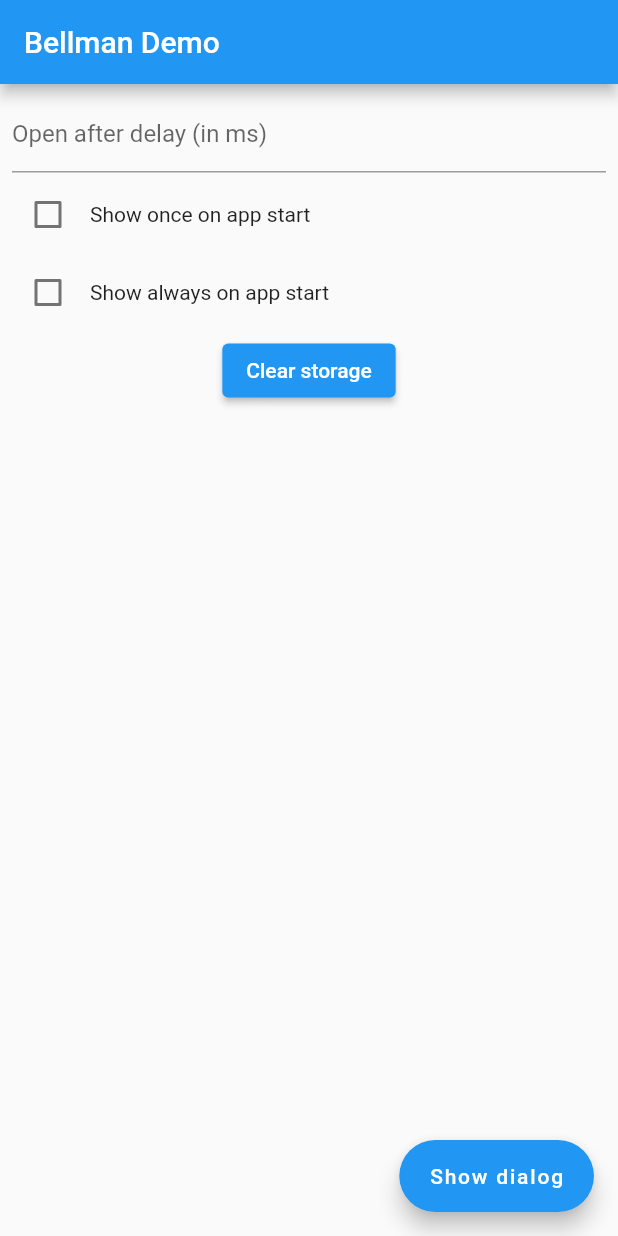
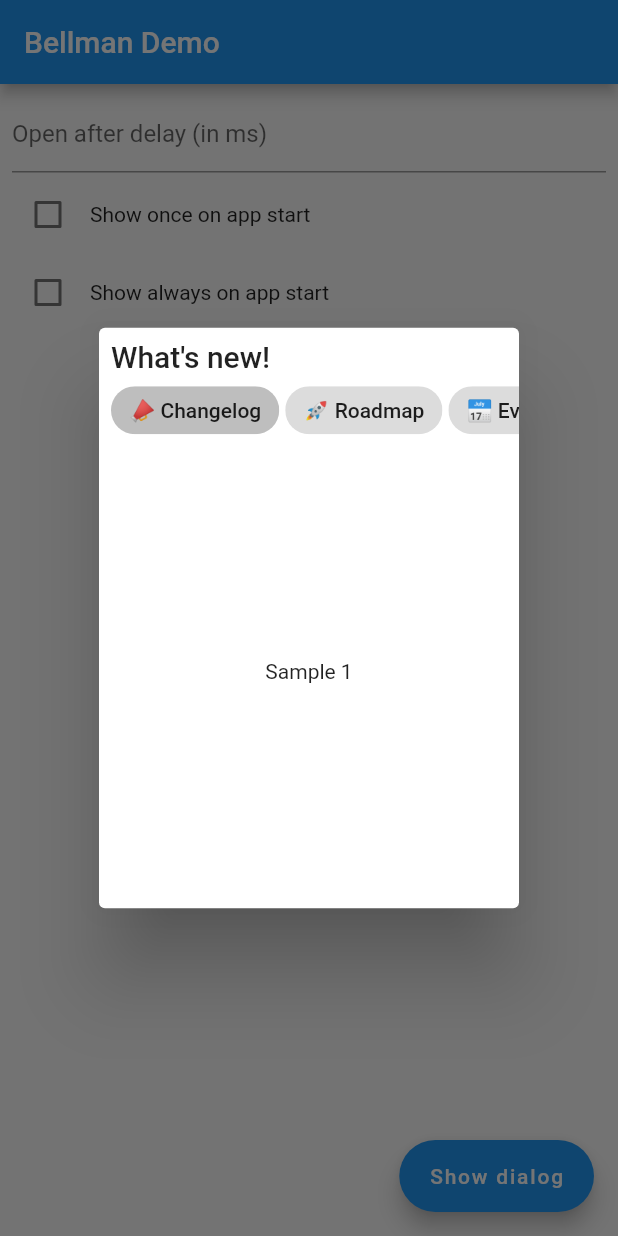
Before and after one commit to flikkr/bellman, a Flutter app: the screen it shows after launch, on a phone screen of 412 x 824 dp. Run offline on Flutter 3.47's test engine with Material 2 defaults, Android fonts, the phone set to English and light mode, and no system bars; our stand-ins replace shared_preferences.

Commit message:
Added functional selectable chips to dialog

```diff
--- a/example/lib/main.dart
+++ b/example/lib/main.dart
@@ -1,8 +1,10 @@
-import 'package:bellman/util/bellman_data.dart';
-import 'package:example/checkbox_field.dart';
+import 'package:bellman/data/bellman_category.dart';
+import 'package:bellman/data/bellman_data.dart';
 import 'package:flutter/material.dart';
 import 'package:bellman/bellman.dart';
 import 'package:shared_preferences/shared_preferences.dart';
+
+import 'checkbox_field.dart';
 
 late final SharedPreferences sharedPref;
 
@@ -54,7 +56,6 @@ class _MyHomePageState extends State<MyHomePage> {
   @override
   void initState() {
     super.initState();
-
     final showAfterDuration = sharedPref.getInt(showAfterDurationKey);
 
     bellmanConfig = bellmanConfig.copyWith(
@@ -68,9 +69,25 @@ class _MyHomePageState extends State<MyHomePage> {
 
   @override
   Widget build(BuildContext context) {
-    return Bellman(
+    return BellmanWidget(
       config: bellmanConfig,
-      data: BellmanData(title: "", categories: []),
+      data: BellmanData(
+        title: "What's new!",
+        categories: [
+          BellmanCategory(
+            displayTitle: "📣 Changelog",
+            content: BellmanMarkdown("Sample 1"),
+          ),
+          BellmanCategory(
+            displayTitle: "🚀 Roadmap",
+            content: BellmanMarkdown("Sample 2"),
+          ),
+          BellmanCategory(
+            displayTitle: "📅 Events",
+            content: BellmanMarkdown("Sample 3"),
+          ),
+        ],
+      ),
       child: Scaffold(
         appBar: AppBar(
           title: Text(widget.title),
@@ -131,12 +148,16 @@ class _MyHomePageState extends State<MyHomePage> {
             ],
           ),
         ),
-        floatingActionButton: FloatingActionButton.extended(
-          onPressed: () {
-            showBellmanDialog(context: context);
-          },
-          label: const Text('Show dialog'),
-        ),
+        floatingActionButton: Test(),
+        // floatingActionButton: FloatingActionButton.extended(
+        //   onPressed: () {
+        //     print(Bellman.maybeOf(context));
+        //     // showBellmanDialog(
+        //     //   context: context,
+        //     // );
+        //   },
+        //   label: const Text('Show dialog'),
+        // ),
       ),
     );
   }
@@ -149,3 +170,17 @@ class _MyHomePageState extends State<MyHomePage> {
     );
   }
 }
+
+class Test extends StatelessWidget {
+  const Test({super.key});
+
+  @override
+  Widget build(BuildContext context) {
+    return FloatingActionButton.extended(
+      onPressed: () {
+        showBellmanDialog(context: context);
+      },
+      label: const Text('Show dialog'),
+    );
+  }
+}
--- a/lib/bellman.dart
+++ b/lib/bellman.dart
@@ -1,6 +1,9 @@
 library bellman_sdk;
 
 export 'package:bellman/components/bellman_dialog.dart' show BellmanDialog;
-export 'package:bellman/components/bellman_widget.dart' show Bellman;
+export 'package:bellman/components/bellman_widget.dart' show BellmanWidget;
+export 'package:bellman/components/bellman_provider.dart' show Bellman;
+export 'package:bellman/data/content/bellman_markdown.dart' show BellmanMarkdown;
+export 'package:bellman/data/content/bellman_changelog.dart' show BellmanChangelog;
 export 'package:bellman/util/bellman_config.dart' show BellmanConfig;
 export 'package:bellman/components/show_dialog.dart' show showBellmanDialog;
--- a/lib/components/bellman_dialog.dart
+++ b/lib/components/bellman_dialog.dart
@@ -1,12 +1,48 @@
+import 'package:bellman/components/bellman_dialog_content.dart';
+import 'package:bellman/theme/bellman_style.dart';
+import 'package:bellman/theme/constants.dart';
 import 'package:flutter/material.dart';
+import 'package:bellman/data/bellman_data.dart';
 
 class BellmanDialog extends StatelessWidget {
-  const BellmanDialog({super.key});
+  final BellmanData data;
+  final BellmanStyle? style;
+
+  const BellmanDialog({
+    super.key,
+    required this.data,
+    this.style,
+  });
 
   @override
   Widget build(BuildContext context) {
-    return const Dialog(
-      child: Text('Hello world'),
+    final _style = style ?? BellmanStyle();
+    final screenSize = MediaQuery.of(context).size;
+
+    return Dialog(
+      child: SizedBox(
+        width: 100,
+        child: Column(
+          crossAxisAlignment: CrossAxisAlignment.start,
+          mainAxisSize: MainAxisSize.min,
+          children: [
+            Padding(
+              padding: const EdgeInsets.only(
+                left: paddingValue,
+                right: paddingValue,
+                top: paddingValue,
+              ),
+              child: Text(
+                data.title,
+                style: Theme.of(context).textTheme.titleLarge,
+              ),
+            ),
+            BellmanDialogContent(
+              categories: data.categories,
+            ),
+          ],
+        ),
+      ),
     );
   }
 }
--- /dev/null
+++ b/lib/components/bellman_dialog_content.dart
@@ -0,0 +1,85 @@
+import 'package:bellman/data/bellman_category.dart';
+import 'package:bellman/theme/constants.dart';
+import 'package:flutter/material.dart';
+import 'package:flutter/src/widgets/placeholder.dart';
+
+class BellmanDialogContent extends StatefulWidget {
+  final List<BellmanCategory> categories;
+
+  const BellmanDialogContent({
+    super.key,
+    required this.categories,
+  });
+
+  @override
+  State<BellmanDialogContent> createState() => _BellmanDialogContentState();
+}
+
+class _BellmanDialogContentState extends State<BellmanDialogContent> {
+  int selectedIndex = 0;
+  late PageController controller;
+
+  @override
+  void initState() {
+    super.initState();
+    controller = PageController(initialPage: selectedIndex);
+  }
+
+  @override
+  Widget build(BuildContext context) {
+    return Column(
+      mainAxisSize: MainAxisSize.min,
+      children: [
+        SingleChildScrollView(
+          padding: const EdgeInsets.symmetric(horizontal: paddingValue),
+          scrollDirection: Axis.horizontal,
+          child: Row(
+            children: _mapCategoryToChip(),
+          ),
+        ),
+        SizedBox(
+          height: 300,
+          child: PageView(
+            controller: controller,
+            physics: const NeverScrollableScrollPhysics(),
+            children: widget.categories
+                .map(
+                  (category) => category.content?.display() ?? Container(),
+                )
+                .toList(),
+          ),
+        ),
+        const Padding(
+          padding: EdgeInsets.only(
+            left: paddingValue,
+            right: paddingValue,
+            bottom: paddingValue,
+          ),
+        ),
+      ],
+    );
+  }
+
+  List<Widget> _mapCategoryToChip() {
+    final categories = widget.categories;
+    List<Widget> chips = [];
+    for (int i = 0; i < categories.length; i++) {
+      chips.add(
+        ChoiceChip(
+          label: Text(categories[i].displayTitle),
+          selected: selectedIndex == i,
+          onSelected: (value) {
+            setState(() {
+              selectedIndex = i;
+              controller.jumpToPage(i);
+            });
+          },
+        ),
+      );
+      if (i != widget.categories.length) {
+        chips.add(xGap);
+      }
+    }
+    return chips;
+  }
+}
--- /dev/null
+++ b/lib/components/bellman_provider.dart
@@ -0,0 +1,48 @@
+import 'package:bellman/data/bellman_data.dart';
+import 'package:bellman/util/bellman_config.dart';
+import 'package:bellman/util/bellman_storage.dart';
+import 'package:flutter/material.dart';
+
+class Bellman extends InheritedWidget {
+  final BellmanConfig config;
+  final BellmanStorage storage;
+  final BellmanData? data;
+
+  const Bellman({
+    super.key,
+    required super.child,
+    required this.config,
+    required this.storage,
+    this.data,
+  });
+
+  static Bellman? maybeOf(BuildContext context) {
+    return context.dependOnInheritedWidgetOfExactType<Bellman>();
+  }
+
+  static Bellman of(BuildContext context) {
+    final Bellman? result = maybeOf(context);
+    assert(result == null, 'No Bellman found in context');
+    return result!;
+  }
+
+  @override
+  bool updateShouldNotify(covariant InheritedWidget oldWidget) {
+    oldWidget = oldWidget as Bellman;
+    return config != oldWidget.config || data != oldWidget.data || storage != oldWidget.storage;
+  }
+
+  Bellman copyWith({
+    Widget? child,
+    BellmanConfig? config,
+    BellmanData? data,
+    BellmanStorage? storage,
+  }) {
+    return Bellman(
+      config: config ?? this.config,
+      data: data ?? this.data,
+      storage: storage ?? this.storage,
+      child: child ?? this.child,
+    );
+  }
+}
--- a/lib/components/bellman_widget.dart
+++ b/lib/components/bellman_widget.dart
@@ -1,53 +1,70 @@
+import 'package:bellman/components/bellman_provider.dart';
 import 'package:bellman/components/show_dialog.dart';
 import 'package:bellman/util/bellman_config.dart';
-import 'package:bellman/util/bellman_data.dart';
+import 'package:bellman/data/bellman_data.dart';
 import 'package:bellman/util/bellman_storage.dart';
 import 'package:flutter/material.dart';
 
 import 'package:shared_preferences/shared_preferences.dart';
 
-class Bellman extends StatefulWidget {
+class BellmanWidget extends StatefulWidget {
   final Widget child;
-  final BellmanConfig config;
+  final BellmanConfig? config;
   final BellmanData data;
 
-  Bellman({
+  const BellmanWidget({
     super.key,
     required this.child,
-    required this.config,
     required this.data,
-  })  : assert(!(config.showAlwaysOnAppStart && config.showOnceOnAppStart)),
-        assert(!(config.showAfterDuration != null && config.showAfterFunctionEnd != null));
+    this.config,
+  });
 
   @override
-  State<Bellman> createState() => _BellmanState();
+  State<BellmanWidget> createState() => _BellmanWidgetState();
 }
 
-class _BellmanState extends State<Bellman> {
-  late BellmanStorage bellmanStorage;
+class _BellmanWidgetState extends State<BellmanWidget> {
+  late BellmanConfig config;
+
+  @override
+  void initState() {
+    super.initState();
+    config = widget.config ?? BellmanConfig();
+  }
 
   @override
   Widget build(BuildContext context) {
     return FutureBuilder(
-      future: _showDialog(context),
-      builder: (context, snapshot) => widget.child,
+      future: SharedPreferences.getInstance(),
+      builder: (context, snapshot) {
+        if (snapshot.hasData) {
+          final storage = BellmanStorage(sharedPreferences: snapshot.data!);
+          return Bellman(
+            config: config,
+            data: widget.data,
+            storage: storage,
+            child: FutureBuilder(
+              future: _showDialog(context, storage),
+              builder: (context, snapshot) => widget.child,
+            ),
+          );
+        } else {
+          // Sharedprefs not ready yet
+          return Container();
+        }
+      },
     );
   }
 
-  Future<void> _showDialog(BuildContext context) async {
-    final config = widget.config;
+  Future<void> _showDialog(BuildContext context, BellmanStorage storage) async {
     // check whether a dialog is currently being shown
     if (ModalRoute.of(context)?.isCurrent != true) {
       Navigator.pop(context);
     }
-    final sharedPreferences = await SharedPreferences.getInstance();
-    bellmanStorage = BellmanStorage(sharedPreferences: sharedPreferences);
-    if (config.showAlwaysOnAppStart) {
-      // return;
-    } else if (config.showOnceOnAppStart) {
-      if (bellmanStorage.hasSeenDialog(trackingId: config.trackingId)) {
-        return;
-      }
+    final dontShow = !config.showAlwaysOnAppStart && !config.showOnceOnAppStart;
+    final hasSeenDialog = config.showOnceOnAppStart && storage.hasSeenDialog(trackingId: config.trackingId);
+    if (dontShow || hasSeenDialog) {
+      return;
     }
     if (config.showAfterFunctionEnd != null) {
       config.showAfterFunctionEnd?.call();
@@ -57,9 +74,10 @@ class _BellmanState extends State<Bellman> {
     WidgetsBinding.instance.addPostFrameCallback((_) {
       showBellmanDialog(
         context: context,
+        data: widget.data,
         transitionDuration: config.transitionDuration,
       ).then((_) {
-        bellmanStorage.setHasSeenDialog(hasSeen: true);
+        storage.setHasSeenDialog(hasSeen: true);
       });
     });
   }
--- a/lib/components/show_dialog.dart
+++ b/lib/components/show_dialog.dart
@@ -1,8 +1,10 @@
 import 'package:bellman/bellman.dart';
+import 'package:bellman/data/bellman_data.dart';
 import 'package:flutter/material.dart';
 
 Future<void> showBellmanDialog({
   required BuildContext context,
+  BellmanData? data,
   WidgetBuilder? builder,
   bool barrierDismissible = true,
   Color barrierColor = Colors.black54,
@@ -12,6 +14,8 @@ Future<void> showBellmanDialog({
   Offset? anchorPoint,
   Duration? transitionDuration,
 }) {
+  data ??= Bellman.maybeOf(context)?.data;
+  assert(data != null, "Data must be provided to the Bellman widget or dialog directly");
   return showGeneralDialog(
     context: context,
     anchorPoint: anchorPoint,
@@ -19,7 +23,7 @@ Future<void> showBellmanDialog({
     barrierColor: barrierColor,
     barrierLabel: barrierLabel ?? '',
     pageBuilder: (context, animation, secondaryAnimation) {
-      return const BellmanDialog();
+      return BellmanDialog(data: data!);
     },
     transitionDuration: transitionDuration ?? const Duration(milliseconds: 300),
     routeSettings: routeSettings,
--- a/lib/components/bellman_category.dart
+++ b/lib/data/bellman_category.dart
@@ -1,11 +1,15 @@
+import 'package:bellman/data/content/bellman_content_interface.dart';
+
 class BellmanCategory {
   final String? id;
   final String displayTitle;
+  final IBellmanContent? content;
   final String? deeplink;
 
   BellmanCategory({
     this.id,
     required this.displayTitle,
+    this.content,
     this.deeplink,
   });
 }
--- a/lib/util/bellman_data.dart
+++ b/lib/data/bellman_data.dart
@@ -1,4 +1,4 @@
-import 'package:bellman/components/bellman_category.dart';
+import 'package:bellman/data/bellman_category.dart';
 
 class BellmanData {
   final String title;
--- /dev/null
+++ b/lib/data/content/bellman_carousel.dart
@@ -0,0 +1,10 @@
+import 'package:bellman/data/content/bellman_content_interface.dart';
+import 'package:flutter/material.dart';
+
+class BellmanChangelog implements IBellmanContent {
+  @override
+  Widget display() {
+    // TODO: implement displayContent
+    throw UnimplementedError();
+  }
+}
--- /dev/null
+++ b/lib/data/content/bellman_changelog.dart
@@ -0,0 +1,12 @@
+import 'package:bellman/data/content/bellman_content_interface.dart';
+import 'package:flutter/material.dart';
+
+class BellmanChangelog implements IBellmanContent {
+  BellmanChangelog();
+
+  @override
+  Widget display() {
+    // TODO: implement displayContent
+    throw UnimplementedError();
+  }
+}
--- /dev/null
+++ b/lib/data/content/bellman_content_interface.dart
@@ -0,0 +1,5 @@
+import 'package:flutter/material.dart';
+
+abstract class IBellmanContent {
+  Widget display();
+}
--- /dev/null
+++ b/lib/data/content/bellman_markdown.dart
@@ -0,0 +1,13 @@
+import 'package:bellman/data/content/bellman_content_interface.dart';
+import 'package:flutter/material.dart';
+
+class BellmanMarkdown implements IBellmanContent {
+  final String rawMarkdown;
+
+  BellmanMarkdown(this.rawMarkdown);
+
+  @override
+  Widget display() {
+    return Center(child: Text(rawMarkdown));
+  }
+}
--- /dev/null
+++ b/lib/theme/bellman_style.dart
@@ -0,0 +1 @@
+class BellmanStyle {}
--- /dev/null
+++ b/lib/theme/constants.dart
@@ -0,0 +1,7 @@
+import 'package:flutter/material.dart';
+
+const yGap = SizedBox(height: spacingValue);
+const xGap = SizedBox(width: spacingValue);
+
+const spacingValue = 4.0;
+const paddingValue = 8.0;
--- a/lib/util/bellman_config.dart
+++ b/lib/util/bellman_config.dart
@@ -1,6 +1,3 @@
-// ignore_for_file: public_member_api_docs, sort_constructors_first
-import 'package:shared_preferences/shared_preferences.dart';
-
 class BellmanConfig {
   final String? trackingId;
   final bool showOnceOnAppStart;
@@ -16,11 +13,11 @@ class BellmanConfig {
     this.showAfterDuration,
     this.showAfterFunctionEnd,
     this.transitionDuration,
-  }) : assert(trackingId == null ? true : trackingId.isNotEmpty);
+  })  : assert(trackingId == null ? true : trackingId.isNotEmpty),
+        assert(!(showAlwaysOnAppStart && showOnceOnAppStart)),
+        assert(!(showAfterDuration != null && showAfterFunctionEnd != null));
 
   BellmanConfig copyWith({
-    String? apiKey,
-    String? projectId,
     String? trackingId,
     bool? showOnceOnAppStart,
     bool? showAlwaysOnAppStart,
@@ -28,8 +25,6 @@ class BellmanConfig {
     void Function()? showAfterFunctionEnd,
     Duration? transitionDuration,
   }) {
-    assert(apiKey?.isNotEmpty ?? true);
-    assert(projectId?.isNotEmpty ?? true);
     assert(trackingId == null ? true : trackingId.isNotEmpty);
     return BellmanConfig(
       trackingId: trackingId ?? this.trackingId,
```
Also changed, not shown: lib/network/bellman_api.dart (deleted), 3 other files.
